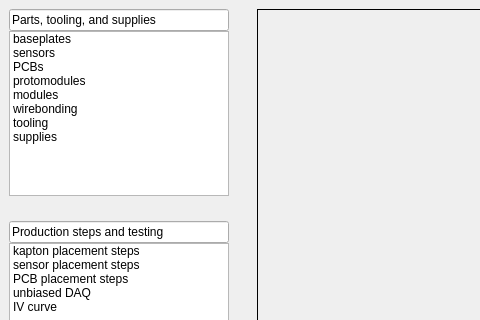
Above: main_ui/mainwindow.ui from IncandelaLab/SharedUI before the change; both pictures show x 0 to 480 and y 0 to 320 of the 1366 by 858 pixel window. Below: the same form after it.
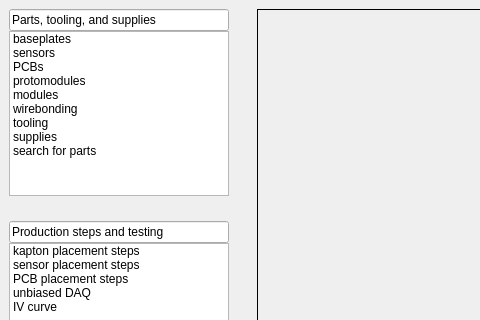
That is the form after the change.

Commit message: Preliminary search changes

The edit to the form file:
```diff
--- a/main_ui/mainwindow.ui
+++ b/main_ui/mainwindow.ui
@@ -89,6 +89,11 @@
             <string>supplies</string>
            </property>
           </item>
+          <item>
+           <property name="text">
+            <string>search for parts</string>
+           </property>
+          </item>
          </widget>
         </item>
         <item>
```
The commit also changes 4 other files.
